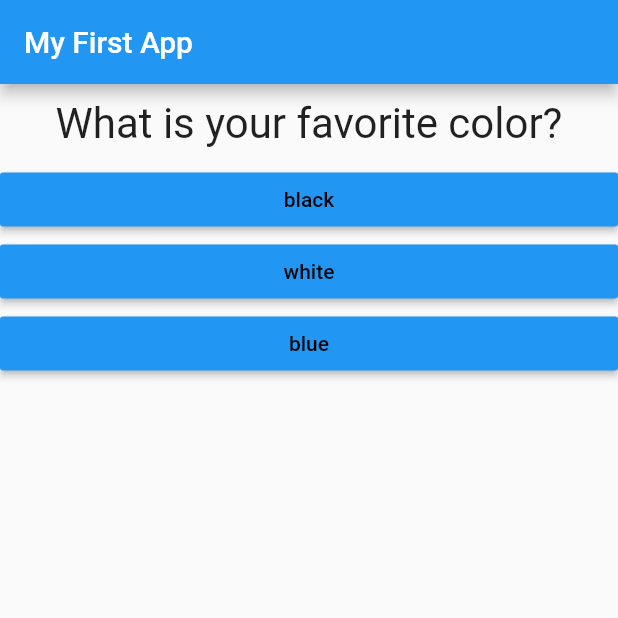
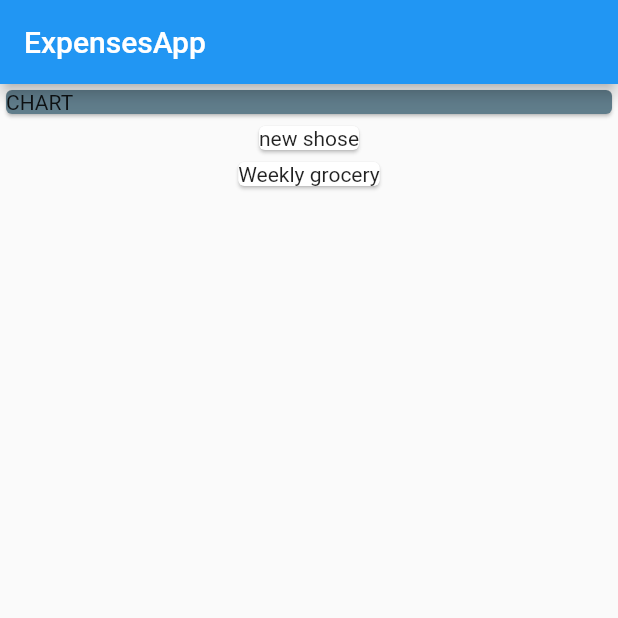
Before and after one commit to MinaSamirCap/flutterpro2, a Flutter app: the screen it shows after launch, on a phone screen of 412 x 824 dp, the top half of it. Run offline on Flutter 3.47's test engine with Material 2 defaults, Android fonts, the phone set to English and light mode, and no system bars.

Commit message:
added some works

```diff
--- a/lib/main.dart
+++ b/lib/main.dart
@@ -8,13 +8,15 @@ import 'package:flutter_course_2/updatedcourse/quiz.dart';
 import 'package:flutter_course_2/updatedcourse/result.dart';
 
 import 'updatedcourse/answer.dart';
+import 'updatedcourse/app1_espenses/app3.dart';
 import 'updatedcourse/question.dart';
 
 void main() {
   //debugPaintSizeEnabled = true;
   //debugPaintBaselinesEnabled = true;
   //debugPaintPointersEnabled = true;
-  runApp(MyApp2()); // one line function only ...
+  //runApp(MyApp2()); // one line function only ...
+  runApp(MyApp3()); // one line function only ...
 
   //////////////// the new updated course start from lesson 2
 }
--- /dev/null
+++ b/lib/updatedcourse/app1_espenses/app3.dart
@@ -0,0 +1,37 @@
+import 'package:flutter/material.dart';
+import 'package:flutter_course_2/updatedcourse/app1_espenses/transaction.dart';
+
+class MyApp3 extends StatelessWidget {
+  final List<Transaction> transactions = [
+    Transaction(
+        id: 't1', title: 'new shose', amount: 69.99, date: DateTime.now()),
+    Transaction(
+        id: 't2', title: 'Weekly grocery', amount: 129, date: DateTime.now())
+  ];
+
+  @override
+  Widget build(BuildContext context) {
+    return MaterialApp(
+        home: Scaffold(
+      appBar: AppBar(
+        title: Text('ExpensesApp'),
+      ),
+      body: Column(
+        children: <Widget>[
+          Container(
+            width: double.infinity,
+            child: Card(
+              color: Colors.blueGrey,
+              child: Text('CHART'),
+            ),
+          ),
+          Column(
+            children: transactions.map((item) {
+              return Card(child: Text(item.title),);
+            }).toList(),
+          )
+        ],
+      ),
+    ));
+  }
+}
--- /dev/null
+++ b/lib/updatedcourse/app1_espenses/transaction.dart
@@ -0,0 +1,14 @@
+import 'package:flutter/foundation.dart';
+
+class Transaction {
+  final String id;
+  final String title;
+  final double amount;
+  final DateTime date;
+
+  Transaction(
+      {@required this.id,
+      @required this.title,
+      @required this.amount,
+      @required this.date});
+}
```
Also changed, not shown: pubspec.lock.
